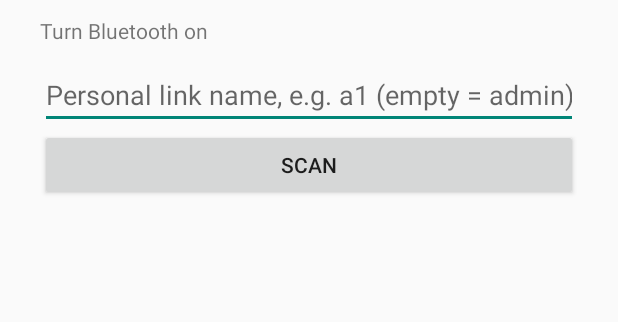
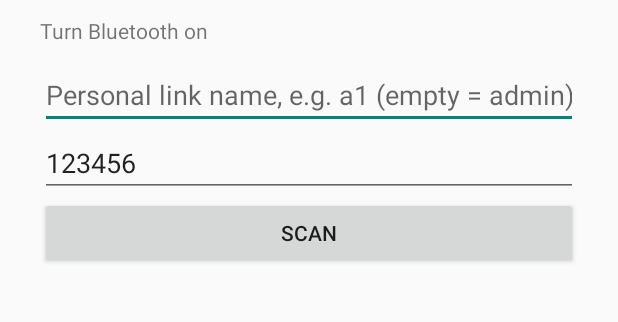
Before and after one commit to mortezammc2200-netizen/loralink-app, an Android app: the screen it shows after launch (MainActivity), after a tap on "SCAN", on a phone screen of 412 x 824 dp, the part 133-455 px from its top. Run offline under Robolectric (Android 15) with nearby library versions, the phone set to English and light mode, and no system bars.

```diff
--- a/app/src/main/java/app/loralink/MainActivity.kt
+++ b/app/src/main/java/app/loralink/MainActivity.kt
@@ -31,6 +31,7 @@ class MainActivity : AppCompatActivity(), BleLink.Listener {
     private lateinit var status: TextView
     private lateinit var list: ListView
     private lateinit var slugBox: EditText
+    private lateinit var pinBox: EditText
     private var web: WebView? = null
     private val found = ArrayList<BluetoothDevice>()
     private val names = ArrayList<String>()
@@ -65,6 +66,12 @@ class MainActivity : AppCompatActivity(), BleLink.Listener {
             setText(prefs.getString("slug", ""))
             setSingleLine(true)
         }
+        pinBox = EditText(this).apply {
+            hint = "Bluetooth PIN (default 123456)"
+            setText(prefs.getString("pin", "123456"))
+            setSingleLine(true)
+            inputType = android.text.InputType.TYPE_CLASS_NUMBER
+        }
         val scan = Button(this).apply { text = "Scan"; setOnClickListener { askPermissionsAndScan() } }
         adapter = ArrayAdapter(this, android.R.layout.simple_list_item_1, names)
         list = ListView(this).apply {
@@ -72,10 +79,12 @@ class MainActivity : AppCompatActivity(), BleLink.Listener {
             setOnItemClickListener { _, _, i, _ ->
                 prefs.edit().putString("slug", slugBox.text.toString().trim().trim('/')).apply()
                 prefs.edit().putString("last", found[i].address).apply()
+                prefs.edit().putString("pin", pinBox.text.toString().trim()).apply()
+                link.pin = pinBox.text.toString().trim()
                 link.connect(found[i])
             }
         }
-        pickerView.addView(title); pickerView.addView(status); pickerView.addView(slugBox); pickerView.addView(scan)
+        pickerView.addView(title); pickerView.addView(status); pickerView.addView(slugBox); pickerView.addView(pinBox); pickerView.addView(scan)
         pickerView.addView(list, LinearLayout.LayoutParams(ViewGroup.LayoutParams.MATCH_PARENT, 0, 1f))
         root.addView(pickerView)
     }
@@ -97,7 +106,7 @@ class MainActivity : AppCompatActivity(), BleLink.Listener {
     override fun onState(text: String, connected: Boolean) = runOnUiThread {
         status.text = text
         if (connected) { showWeb(); web?.evaluateJavascript("window.dispatchEvent(new Event('online'))", null) }
-        else if (web != null) {
+        else if (web != null && !link.wrongPin) {
             // keep the page, and try to bring the Bluetooth link back
             Toast.makeText(this, "Bluetooth: $text - reconnecting...", Toast.LENGTH_SHORT).show()
             handler.postDelayed({ link.reconnect() }, 2500)
```
Also changed, not shown: app/src/main/java/app/loralink/BleLink.kt (+20 -8 lines), 1 other file.
